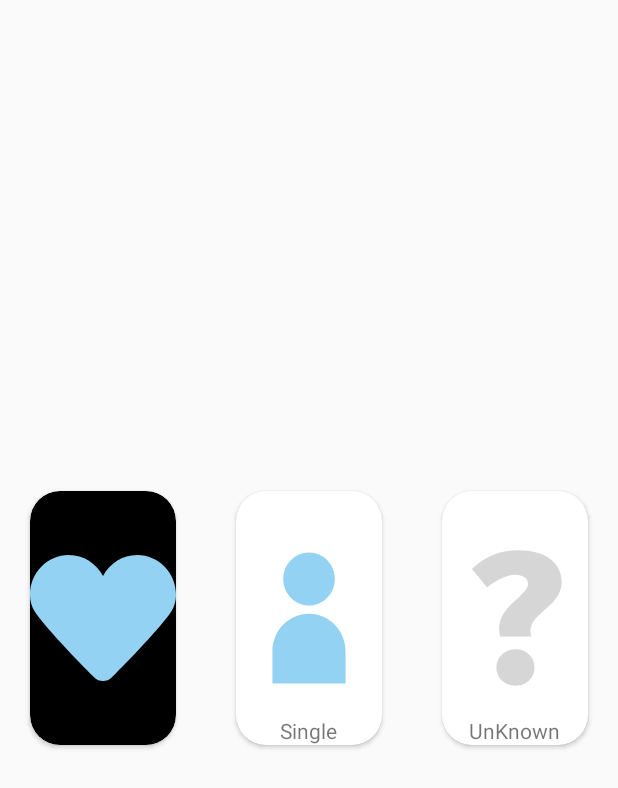
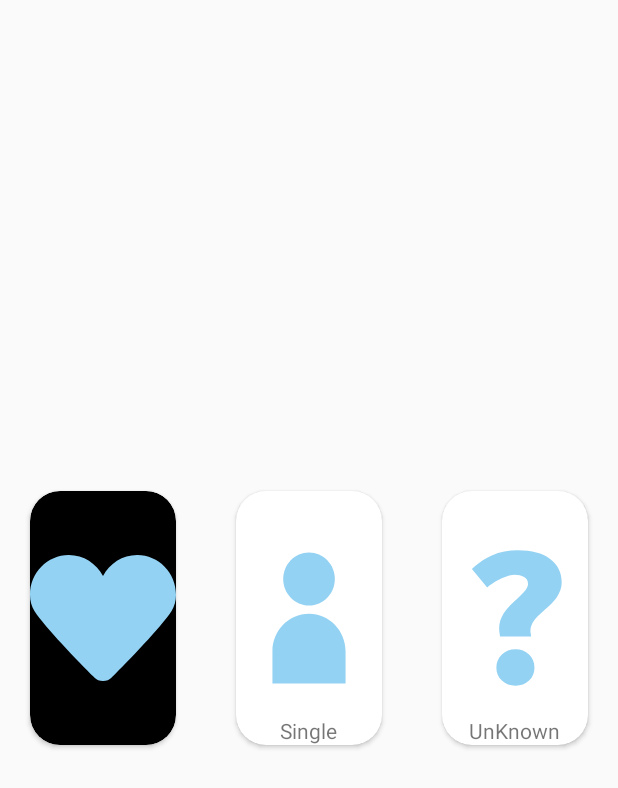
Before and after one commit to sennnna/COMP90018Unibuddy, an Android app: the fragment InfoStatusFragment shown on its own in the app's theme, on a phone screen of 412 x 824 dp. Shown: the top 788 px of the screen. Run offline under Robolectric (Android 15) with nearby library versions, the phone set to English and light mode, and no system bars.

Commit message:
Update ic_unknown.xml
Modify an error

```diff
--- a/app/src/main/res/drawable/ic_unknown.xml
+++ b/app/src/main/res/drawable/ic_unknown.xml
@@ -5,5 +5,5 @@
     android:viewportHeight="1024">
   <path
       android:pathData="M839.4,270.3c0,36.1 -12.5,71 -37.4,104.5 -17.2,22.4 -44.3,49.5 -81.3,81.3 -38.7,33.5 -63.7,57.6 -74.8,72.2 -17.2,24.1 -25.8,47.3 -25.8,69.7 0,6.9 0.4,12 1.3,15.5l3.9,24.5h-218l-2.6,-16.8c-2.6,-12.9 -3.9,-25.8 -3.9,-38.7 0,-36.1 10.8,-70.5 32.3,-103.2 11.2,-16.3 23.9,-31.6 38,-45.8s32.5,-31.2 54.8,-51c25.8,-23.2 45.1,-42.6 58,-58 12.9,-15.5 19.4,-30.1 19.4,-43.9 0,-22.4 -9.3,-38.5 -27.7,-48.4 -18.5,-9.9 -41.1,-14.8 -67.7,-14.8 -18.9,0 -48.6,7.8 -89,23.2 -25.8,11.2 -55.5,28.4 -89,51.6L317,303.8 209.9,177.4l20.6,-18.1c35.3,-31 74.8,-55.9 118.7,-74.8C406,61.3 467.5,49.7 533.7,49.7c95.5,0 170.3,19.6 224.5,58.7 54.1,39.2 81.2,93.1 81.2,161.9zM648.5,850.8c0,35.3 -12.7,64.7 -38.1,88.4 -25.4,23.6 -57,35.5 -94.8,35.5s-69.7,-11.8 -95.5,-35.5c-25.8,-23.7 -38.7,-53.1 -38.7,-88.4 0,-35.3 12.9,-64.9 38.7,-89 25.8,-24.1 57.6,-36.1 95.5,-36.1 37.8,0 69.4,12 94.8,36.1s38.1,53.8 38.1,89z"
-      android:fillColor="@color/background"/>
+      android:fillColor="@color/main_color"/>
 </vector>
```
